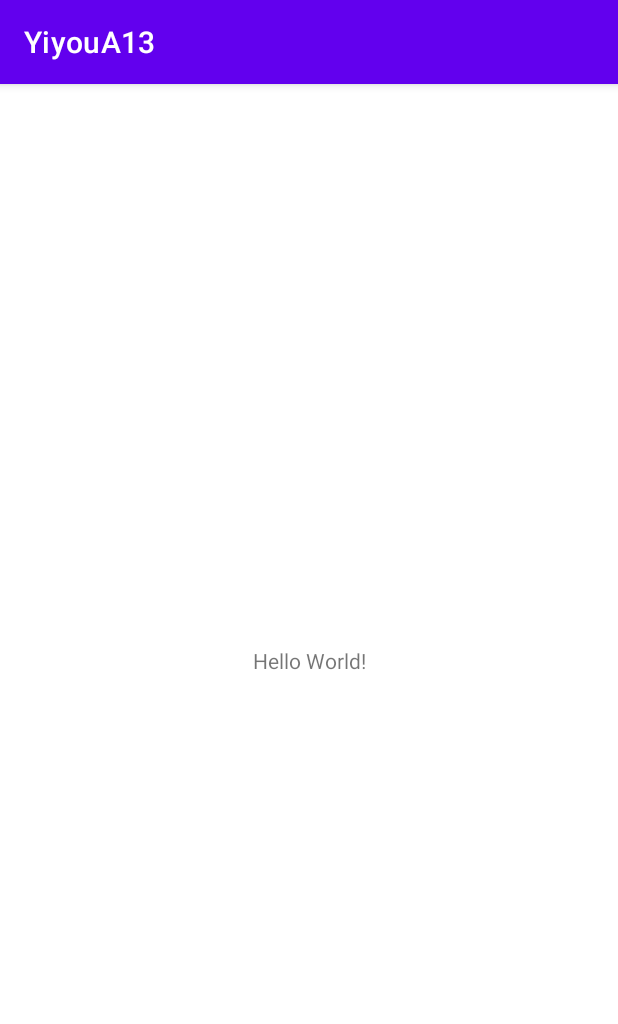
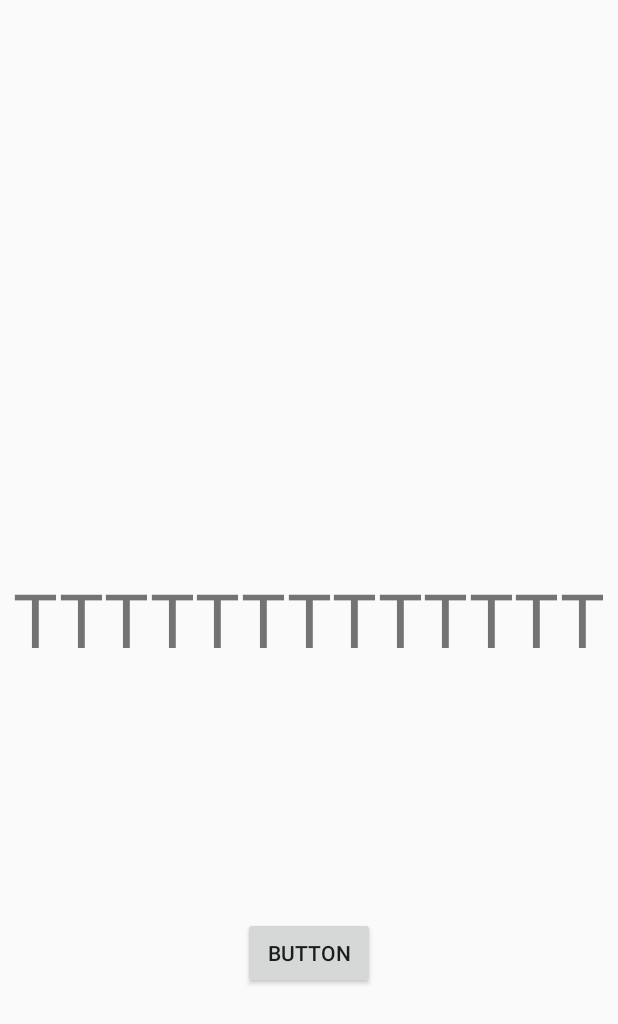
Before and after one commit to Mozuta/YiyouA13, an Android app: the screen it shows after launch (MainActivity before the commit, FragAct after it), on a phone screen of 412 x 824 dp. Shown: the top 1024 px of the screen. Run offline under Robolectric (Android 15) with nearby library versions, the phone set to English and light mode, and no system bars.

Commit message:
欢迎界面切换没做完

```diff
--- /dev/null
+++ b/app/src/main/java/com/example/yiyoua13/FragAct.java
@@ -0,0 +1,37 @@
+package com.example.yiyoua13;
+
+import androidx.appcompat.app.AppCompatActivity;
+
+import android.app.ActivityOptions;
+import android.content.Intent;
+import android.os.Bundle;
+import android.transition.Fade;
+import android.transition.TransitionInflater;
+import android.view.View;
+import android.view.Window;
+import android.widget.Button;
+
+public class FragAct extends AppCompatActivity {
+    private Button bt;
+
+    @Override
+    protected void onCreate(Bundle savedInstanceState) {
+
+        super.onCreate(savedInstanceState);
+        getWindow().requestFeature(Window.FEATURE_CONTENT_TRANSITIONS);
+        setContentView(R.layout.activity_frag);
+        setupWindowAnimations();
+        bt=(Button)findViewById(R.id.button_t);
+        bt.setOnClickListener(new View.OnClickListener() {
+            @Override
+            public void onClick(View view) {
+                Intent intent = new Intent(FragAct.this,TestActivity.class);
+                startActivity(intent, ActivityOptions.makeSceneTransitionAnimation(FragAct.this).toBundle());
+            }
+        });
+    }
+    private void setupWindowAnimations() {
+        Fade fade = (Fade) TransitionInflater.from(this).inflateTransition(R.transition.activity_fade);
+        getWindow().setEnterTransition(fade);
+    }
+}
--- a/app/src/main/java/com/example/yiyoua13/MainActivity.java
+++ b/app/src/main/java/com/example/yiyoua13/MainActivity.java
@@ -2,13 +2,51 @@ package com.example.yiyoua13;
 
 import androidx.appcompat.app.AppCompatActivity;
 
+import android.annotation.SuppressLint;
+import android.app.ActivityOptions;
+import android.content.Intent;
 import android.os.Bundle;
+import android.os.Handler;
+import android.os.Message;
+import android.transition.Fade;
+import android.transition.Slide;
+import android.transition.TransitionInflater;
+import android.view.Window;
 
 public class MainActivity extends AppCompatActivity {
 
+    @SuppressLint("HandlerLeak")
+    private final Handler handler=new Handler(){
+        @Override
+        public void handleMessage(Message msg){
+            //Intent intent=new Intent(String.valueOf(ActivityOptions.makeSceneTransitionAnimation(MainActivity.this).toBundle()));//实际是页面跳转
+            Intent intent= new Intent(MainActivity.this,FragAct.class);
+            startActivity(intent,ActivityOptions.makeSceneTransitionAnimation(MainActivity.this).toBundle());
+            finishAfterTransition();
+            //finish();//销毁welcome页面。
+            super.handleMessage(msg);
+        }
+    };
+
+
+
+    private void setupWindowAnimations() {
+        Fade fade = (Fade) TransitionInflater.from(this).inflateTransition(R.transition.activity_fade);
+        Slide slide = (Slide) TransitionInflater.from(this).inflateTransition(R.transition.activity_slide);
+        getWindow().setExitTransition(fade);
+        getWindow().setReenterTransition(slide);
+    }
     @Override
     protected void onCreate(Bundle savedInstanceState) {
+
+
+
         super.onCreate(savedInstanceState);
+        //getWindow().requestFeature(Window.FEATURE_CONTENT_TRANSITIONS);
         setContentView(R.layout.activity_main);
+        setupWindowAnimations();
+        handler.sendEmptyMessageDelayed(0,2000);//4000毫秒
+
+
     }
 }
--- /dev/null
+++ b/app/src/main/res/layout/activity_frag.xml
@@ -0,0 +1,30 @@
+<?xml version="1.0" encoding="utf-8"?>
+<androidx.constraintlayout.widget.ConstraintLayout xmlns:android="http://schemas.android.com/apk/res/android"
+    xmlns:app="http://schemas.android.com/apk/res-auto"
+    xmlns:tools="http://schemas.android.com/tools"
+    android:layout_width="match_parent"
+    android:layout_height="match_parent"
+    tools:context=".FragAct">
+
+
+    <TextView
+        android:id="@+id/textView"
+        android:layout_width="wrap_content"
+        android:layout_height="wrap_content"
+        android:text="TTTTTTTTTTTTT"
+        android:textSize="50sp"
+        app:layout_constraintBottom_toBottomOf="parent"
+        app:layout_constraintEnd_toEndOf="parent"
+        app:layout_constraintStart_toStartOf="parent"
+        app:layout_constraintTop_toTopOf="parent" />
+
+    <Button
+        android:id="@+id/button_t"
+        android:layout_width="wrap_content"
+        android:layout_height="wrap_content"
+        android:text="Button"
+        app:layout_constraintBottom_toBottomOf="parent"
+        app:layout_constraintEnd_toEndOf="parent"
+        app:layout_constraintStart_toStartOf="parent"
+        app:layout_constraintTop_toBottomOf="@+id/textView" />
+</androidx.constraintlayout.widget.ConstraintLayout>
--- /dev/null
+++ b/app/src/main/res/transition/activity_explode.xml
@@ -0,0 +1,4 @@
+<?xml version="1.0" encoding="utf-8"?>
+
+<explode xmlns:android="http://schemas.android.com/apk/res/android"
+    android:duration="1000" />
--- /dev/null
+++ b/app/src/main/res/transition/activity_fade.xml
@@ -0,0 +1,4 @@
+<?xml version="1.0" encoding="utf-8"?>
+<fade xmlns:android="http://schemas.android.com/apk/res/android"
+    android:duration="1000"
+    />
--- /dev/null
+++ b/app/src/main/res/transition/activity_slide.xml
@@ -0,0 +1,3 @@
+<?xml version="1.0" encoding="utf-8"?>
+<slide xmlns:android="http://schemas.android.com/apk/res/android"
+    android:duration="1000" />
--- a/app/src/main/res/values-night/themes.xml
+++ b/app/src/main/res/values-night/themes.xml
@@ -12,5 +12,9 @@
         <!-- Status bar color. -->
         <item name="android:statusBarColor">?attr/colorPrimaryVariant</item>
         <!-- Customize your theme here. -->
+        <item name="android:windowContentTransitions">true</item>
+        <!-- specify enter and exit transitions -->
+        <item name="android:windowEnterTransition">@transition/activity_fade</item>
+        <item name="android:windowExitTransition">@transition/activity_fade</item>
     </style>
 </resources>
--- a/app/src/main/res/values/themes.xml
+++ b/app/src/main/res/values/themes.xml
@@ -12,5 +12,9 @@
         <!-- Status bar color. -->
         <item name="android:statusBarColor">?attr/colorPrimaryVariant</item>
         <!-- Customize your theme here. -->
+        <item name="android:windowContentTransitions">true</item>
+        <!-- specify enter and exit transitions -->
+        <item name="android:windowEnterTransition">@transition/activity_fade</item>
+        <item name="android:windowExitTransition">@transition/activity_fade</item>
     </style>
 </resources>
```
Also changed, not shown: app/src/main/AndroidManifest.xml (+7 -1 lines), app/src/main/java/com/example/yiyoua13/TestActivity.java (added, +21 -0 lines), app/src/main/res/layout/activity_test.xml (added, +19 -0 lines).
